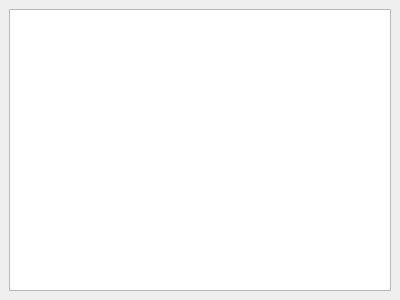
Before: the Qt Designer form lib/ui/lexer.ui in Ruin0x11/eiwaji, drawn with Qt 5.
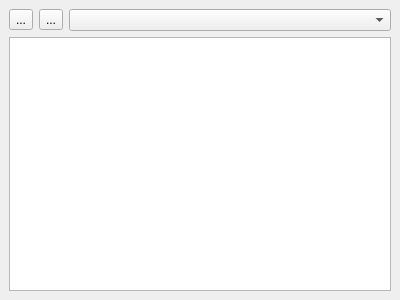
After: the same form once the commit is applied.

Commit message: add lexer history feature

The edit to the form file:
```diff
--- a/lib/ui/lexer.ui
+++ b/lib/ui/lexer.ui
@@ -12,7 +12,7 @@
   </property>
   <property name="minimumSize">
    <size>
-    <width>200</width>
+    <width>266</width>
     <height>200</height>
    </size>
   </property>
@@ -27,6 +27,27 @@
   </property>
   <widget class="QWidget" name="dockWidgetContents">
    <layout class="QVBoxLayout" name="verticalLayout_2">
+    <item>
+     <layout class="QHBoxLayout" name="horizontalLayout">
+      <item>
+       <widget class="QToolButton" name="buttonPrev">
+        <property name="text">
+         <string>...</string>
+        </property>
+       </widget>
+      </item>
+      <item>
+       <widget class="QToolButton" name="buttonNext">
+        <property name="text">
+         <string>...</string>
+        </property>
+       </widget>
+      </item>
+      <item>
+       <widget class="QComboBox" name="historyBox"/>
+      </item>
+     </layout>
+    </item>
     <item>
      <layout class="QVBoxLayout" name="verticalLayout">
       <item>
```
The commit also changes 5 other files.
